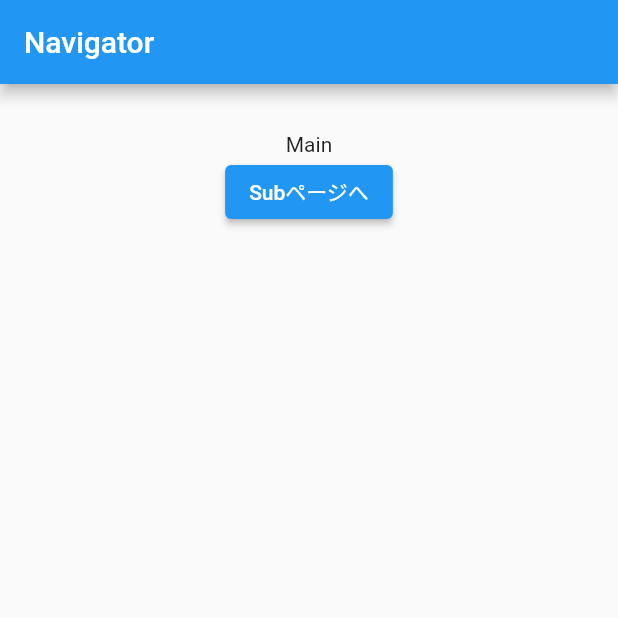
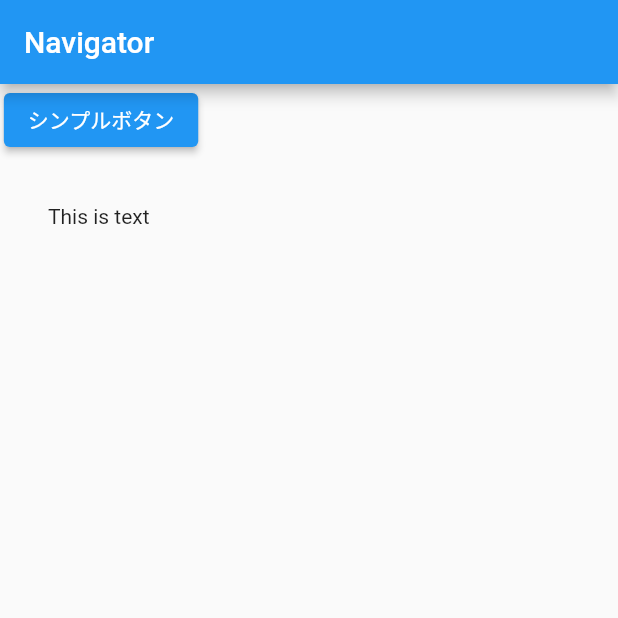
Before and after one commit to DaddyCherry/flutter_applicaiton_1, a Flutter app: the screen it shows after launch, on a phone screen of 412 x 824 dp, the top half of it. Run offline on Flutter 3.47's test engine with Material 2 defaults, Android fonts, the phone set to English and light mode, and no system bars; generated files the repository leaves out were written again.

Commit message:
rest get

```diff
--- a/lib/main.dart
+++ b/lib/main.dart
@@ -1,4 +1,6 @@
 import 'package:flutter/material.dart';
+import 'package:http/http.dart' as http;
+import 'dart:convert' as convert;
 
 void main() => runApp(const MyApp());
 
@@ -7,12 +9,8 @@ class MyApp extends StatelessWidget {
 
   @override
   Widget build(BuildContext context) {
-    return MaterialApp(
-      home: const MainPage(),
-      routes: <String, WidgetBuilder>{
-        '/main': (BuildContext context) => const MainPage(),
-        '/subpage': (BuildContext context) => const SubPage()
-      },
+    return const MaterialApp(
+      home: MainPage(),
     );
   }
 }
@@ -23,50 +21,44 @@ class MainPage extends StatelessWidget {
   @override
   Widget build(BuildContext context) {
     return Scaffold(
-      appBar: AppBar(
-        title: const Text('Navigator'),
-      ),
-      body: Container(
-        padding: const EdgeInsets.all(32.0),
-        child: Center(
-          child: Column(
-            children: <Widget>[
-              const Text('Main'),
-              ElevatedButton(
-                onPressed: () => Navigator.of(context).pushNamed("/subpage"),
-                child: const Text('Subページへ'),
-              )
-            ],
-          ),
+        appBar: AppBar(
+          title: const Text('Navigator'),
         ),
-      ),
-    );
+        body: Column(
+          children: [
+            ElevatedButton(
+              onPressed: () => func(),
+              child: const Text('シンプルボタン'),
+            ),
+            textSection
+          ],
+        ));
   }
 }
 
-class SubPage extends StatelessWidget {
-  const SubPage({super.key});
+Widget textSection = const Padding(
+  padding: EdgeInsets.all(32),
+  child: SelectableText(text),
+);
 
-  @override
-  Widget build(BuildContext context) {
-    return Scaffold(
-      appBar: AppBar(
-        title: const Text('Navigator'),
-      ),
-      body: Container(
-        padding: const EdgeInsets.all(32.0),
-        child: Center(
-          child: Column(
-            children: <Widget>[
-              const Text('Sub'),
-              ElevatedButton(
-                onPressed: () => Navigator.of(context).pop(),
-                child: const Text('戻る'),
-              )
-            ],
-          ),
-        ),
-      ),
-    );
+const text = 'This is text';
+
+void func() {
+  debugPrint('pushed!!');
+  _handleHttp();
+}
+
+Future<void> _handleHttp() async {
+  var url =
+      Uri.https('www.googleapis.com', '/books/v1/volumes', {'q': 'Flutter'});
+
+  var response = await http.get(url);
+  if (response.statusCode == 200) {
+    var jsonResponse =
+        convert.jsonDecode(response.body) as Map<String, dynamic>;
+    var itemCount = jsonResponse['totalItems'];
+    debugPrint('Number of books about http: $itemCount.');
+  } else {
+    debugPrint('Request failed with status: ${response.statusCode}.');
   }
 }
--- a/pubspec.yaml
+++ b/pubspec.yaml
@@ -16,6 +16,7 @@ dependencies:
     sdk: flutter
   cupertino_icons: ^0.1.2
   english_words: ^4.0.0
+  http: ^0.13.5
 
 dev_dependencies:
   flutter_test:
```
Also changed, not shown: pubspec.lock.
